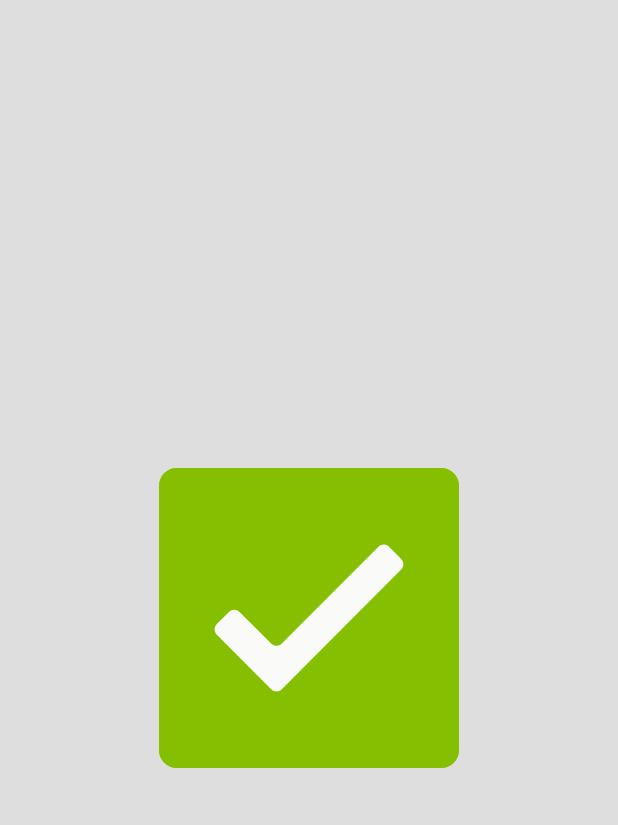
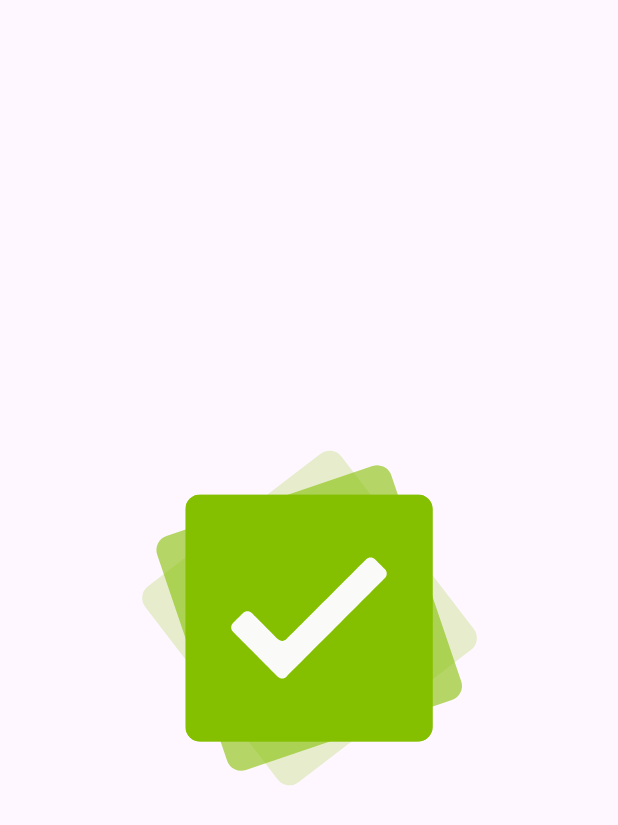
Before and after one commit to Bayajit-Islam/task_manager, a Flutter app: the SplashScreen screen opened by its route, on a phone screen of 412 x 824 dp. Shown: the top 825 px of the screen. Run offline on Flutter 3.47's test engine with Material 3 defaults, Android fonts, the phone set to English and light mode, and no system bars; our stand-ins replace convex_bottom_bar, flutter_svg, get, get_storage, google_fonts, lottie; accounts and stored records are empty.

Commit message:
Splash  Screen Animation Add

```diff
--- /dev/null
+++ b/lib/utils/app_animation/app_animation.dart
@@ -0,0 +1,3 @@
+class AppAnimation {
+  static const String splashScreen = "assets/animation/splash_screen_animation.json";
+}
--- a/lib/view/screen/splash_screen/splash_screen.dart
+++ b/lib/view/screen/splash_screen/splash_screen.dart
@@ -1,8 +1,7 @@
 import 'package:flutter/material.dart';
-import 'package:flutter_svg/svg.dart';
 import 'package:get/get.dart';
-import 'package:task_manager/utils/app_colors/app_colors.dart';
-import 'package:task_manager/utils/app_icons/app_icons.dart';
+import 'package:lottie/lottie.dart';
+import 'package:task_manager/utils/app_animation/app_animation.dart';
 import 'package:task_manager/view/screen/splash_screen/splash_controlle/splash_controller.dart';
 
 class SplashScreen extends StatelessWidget {
@@ -14,17 +13,7 @@ class SplashScreen extends StatelessWidget {
   @override
   Widget build(BuildContext context) {
     return Scaffold(
-      body: Container(
-        decoration: BoxDecoration(color: AppColors.background),
-        child: Center(
-          child: GestureDetector(
-            onTap: () {
-              Navigator.pushNamed(context, "/login_screen");
-            },
-            child: SvgPicture.asset(AppIcons.splashScreenIcon),
-          ),
-        ),
-      ),
+      body: Center(child: Lottie.asset(AppAnimation.splashScreen))
     );
   }
 }
--- a/pubspec.yaml
+++ b/pubspec.yaml
@@ -40,6 +40,7 @@ dependencies:
   get:
   http:
   get_storage: ^2.1.1
+  lottie: ^3.3.1
 
 
 dev_dependencies:
@@ -68,6 +69,7 @@ flutter:
   assets:
     - assets/img/
     - assets/icons/
+    - assets/animation/
 
   # An image asset can refer to one or more resolution-specific "variants", see
   # https://flutter.dev/to/resolution-aware-images
```
Also changed, not shown: assets/animation/splash_screen_animation.json (added, +1 -0 lines), pubspec.lock.
